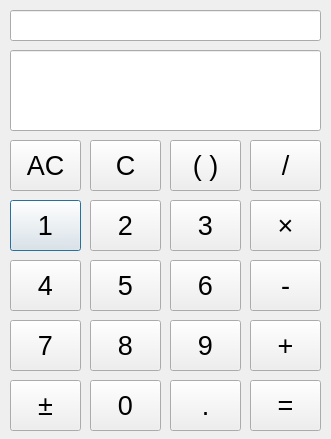
First picture: the form in src/calculator.ui, repository jinhyuk2me/pyqt-calculator, before the edit.
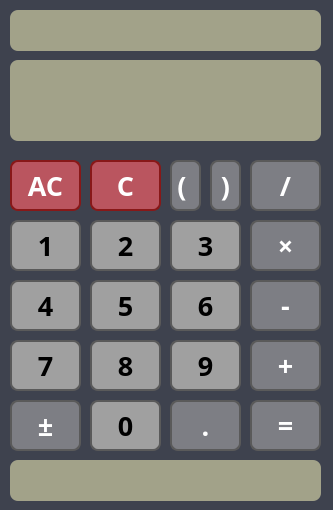
Second picture: the form after the edit.

Patch:
```diff
--- a/src/calculator.ui
+++ b/src/calculator.ui
@@ -6,43 +6,213 @@
    <rect>
     <x>0</x>
     <y>0</y>
-    <width>331</width>
-    <height>439</height>
+    <width>333</width>
+    <height>510</height>
    </rect>
   </property>
+  <property name="font">
+   <font>
+    <family>Noto Sans Math</family>
+    <weight>75</weight>
+    <bold>true</bold>
+   </font>
+  </property>
   <property name="windowTitle">
    <string>Calculator</string>
   </property>
+  <property name="styleSheet">
+   <string notr="true">QDialog {
+    background-color: #3E424E;
+}
+
+QLineEdit#lineEdit_2 {
+    background-color: #A2A289;
+    color: #222;
+    font-size: 11pt;
+    font-weight: bold;
+    font-family: &quot;Noto Sans Math Bold&quot;, monospace;
+    padding: 4px;
+    border: none;
+	border-radius: 8px;
+}
+
+
+QLineEdit#lineEdit {
+    background-color: #A2A289;
+    color: #222;
+    font-size: 18pt;
+    font-weight: bold;
+    font-family: &quot;Noto Sans Math Bold&quot;, monospace;
+    padding: 4px;
+    border: none;
+	border-radius: 8px;
+}
+
+QTextBrowser {
+    background-color: #A2A289;
+    color: #222;
+    font-size: 8pt;
+    font-weight: bold;
+    font-family: &quot;Noto Sans Math Bold&quot;, monospace;
+    padding: 4px;
+    border: none;
+	border-radius: 8px;
+}
+
+
+/* 모든 QPushButton 공통 스타일 */
+QPushButton {
+    border: 2px solid #5a5a5a;
+    border-radius: 8px;
+    padding: 4px;
+}
+
+/* 숫자 버튼 */
+QPushButton#pushButton_0, QPushButton#pushButton_1, QPushButton#pushButton_2,
+QPushButton#pushButton_3, QPushButton#pushButton_4, QPushButton#pushButton_5,
+QPushButton#pushButton_6, QPushButton#pushButton_7, QPushButton#pushButton_8,
+QPushButton#pushButton_9 {
+    background-color: #A0A0A0;
+    color: black;
+    font-size: 20pt;
+    font-weight: bold;
+    border-radius: 8px;
+    border: 2px solid #5a5a5a;
+    padding: 4px;
+}
+
+QPushButton#pushButton_0:hover, QPushButton#pushButton_1:hover,
+QPushButton#pushButton_2:hover, QPushButton#pushButton_3:hover,
+QPushButton#pushButton_4:hover, QPushButton#pushButton_5:hover,
+QPushButton#pushButton_6:hover, QPushButton#pushButton_7:hover,
+QPushButton#pushButton_8:hover, QPushButton#pushButton_9:hover {
+    background-color: #B0B0B0;
+}
+
+QPushButton#pushButton_0:pressed, QPushButton#pushButton_1:pressed,
+QPushButton#pushButton_2:pressed, QPushButton#pushButton_3:pressed,
+QPushButton#pushButton_4:pressed, QPushButton#pushButton_5:pressed,
+QPushButton#pushButton_6:pressed, QPushButton#pushButton_7:pressed,
+QPushButton#pushButton_8:pressed, QPushButton#pushButton_9:pressed {
+    background-color: #888888;
+    padding-top: 6px;
+    padding-left: 4px;
+}
+
+
+/* 특수 기능 버튼 */
+QPushButton#pushButton_point, QPushButton#pushButton_sign,
+QPushButton#pushButton_lparen, QPushButton#pushButton_rparen {
+    background-color: #7D7E84;
+    color: white;
+    font-size: 20pt;
+    font-weight: bold;
+    border-radius: 8px;
+    border: 2px solid #5a5a5a;
+    padding: 4px;
+}
+
+QPushButton#pushButton_point:hover, QPushButton#pushButton_sign:hover,
+QPushButton#pushButton_lparen:hover, QPushButton#pushButton_rparen:hover {
+    background-color: #8E8F95;
+}
+
+QPushButton#pushButton_point:pressed, QPushButton#pushButton_sign:pressed,
+QPushButton#pushButton_lparen:pressed, QPushButton#pushButton_rparen:pressed {
+    background-color: #5C5D61;
+    padding-top: 6px;
+    padding-left: 4px;
+}
+
+
+/* 연산자 버튼 */
+QPushButton#pushButton_add, QPushButton#pushButton_sub,
+QPushButton#pushButton_mul, QPushButton#pushButton_div, QPushButton#pushButton_equal {
+    background-color: #7D7E84;
+    color: white;
+    font-size: 20pt;
+    font-weight: bold;
+    border-radius: 8px;
+    border: 2px solid #5a5a5a;
+    padding: 4px;
+}
+
+QPushButton#pushButton_add:hover, QPushButton#pushButton_sub:hover,
+QPushButton#pushButton_mul:hover, QPushButton#pushButton_div:hover,
+QPushButton#pushButton_equal:hover {
+    background-color: #8E8F95;
+}
+
+QPushButton#pushButton_add:pressed, QPushButton#pushButton_sub:pressed,
+QPushButton#pushButton_mul:pressed, QPushButton#pushButton_div:pressed,
+QPushButton#pushButton_equal:pressed {
+    background-color: #5C5D61;
+    padding-top: 6px;
+    padding-left: 4px;
+}
+
+
+/* AC, C 버튼 – 기존 색 유지 + 입체감 적용 */
+QPushButton#pushButton_AC, QPushButton#pushButton_C {
+    background-color: #BA555F;
+    color: white;
+    font-weight: bold;
+    font-size: 20pt;
+    border-radius: 8px;
+    border: 2px solid #881818;
+    padding: 4px;
+}
+
+QPushButton#pushButton_AC:hover, QPushButton#pushButton_C:hover {
+    background-color: #C76670;
+}
+
+QPushButton#pushButton_AC:pressed, QPushButton#pushButton_C:pressed {
+    background-color: #98313C;
+    padding-top: 6px;
+    padding-left: 4px;
+}
+</string>
+  </property>
   <widget class="QLineEdit" name="lineEdit">
    <property name="geometry">
     <rect>
      <x>10</x>
-     <y>50</y>
+     <y>60</y>
      <width>311</width>
      <height>81</height>
     </rect>
    </property>
    <property name="font">
     <font>
-     <pointsize>20</pointsize>
+     <family>Noto Sans Math Bold</family>
+     <pointsize>18</pointsize>
+     <weight>75</weight>
+     <bold>true</bold>
     </font>
    </property>
    <property name="text">
     <string/>
    </property>
+   <property name="readOnly">
+    <bool>true</bool>
+   </property>
   </widget>
   <widget class="QPushButton" name="pushButton_1">
    <property name="geometry">
     <rect>
      <x>10</x>
-     <y>200</y>
+     <y>220</y>
      <width>71</width>
      <height>51</height>
     </rect>
    </property>
    <property name="font">
     <font>
+     <family>Ubuntu Sans</family>
      <pointsize>20</pointsize>
+     <weight>75</weight>
+     <bold>true</bold>
     </font>
    </property>
    <property name="text">
@@ -53,14 +223,17 @@
    <property name="geometry">
     <rect>
      <x>90</x>
-     <y>200</y>
+     <y>220</y>
      <width>71</width>
      <height>51</height>
     </rect>
    </property>
    <property name="font">
     <font>
+     <family>Ubuntu Sans</family>
      <pointsize>20</pointsize>
+     <weight>75</weight>
+     <bold>true</bold>
     </font>
    </property>
    <property name="text">
@@ -71,14 +244,17 @@
    <property name="geometry">
     <rect>
      <x>170</x>
-     <y>200</y>
+     <y>220</y>
      <width>71</width>
      <height>51</height>
     </rect>
    </property>
    <property name="font">
     <font>
+     <family>Ubuntu Sans</family>
      <pointsize>20</pointsize>
+     <weight>75</weight>
+     <bold>true</bold>
     </font>
    </property>
    <property name="text">
@@ -89,14 +265,17 @@
    <property name="geometry">
     <rect>
      <x>10</x>
-     <y>260</y>
+     <y>280</y>
      <width>71</width>
      <height>51</height>
     </rect>
    </property>
    <property name="font">
     <font>
+     <family>Ubuntu Sans</family>
      <pointsize>20</pointsize>
+     <weight>75</weight>
+     <bold>true</bold>
     </font>
    </property>
    <property name="text">
@@ -107,14 +286,17 @@
    <property name="geometry">
     <rect>
      <x>90</x>
-     <y>260</y>
+     <y>280</y>
      <width>71</width>
      <height>51</height>
     </rect>
    </property>
    <property name="font">
     <font>
+     <family>Ubuntu Sans</family>
      <pointsize>20</pointsize>
+     <weight>75</weight>
+     <bold>true</bold>
     </font>
    </property>
    <property name="text">
@@ -125,14 +307,17 @@
    <property name="geometry">
     <rect>
      <x>170</x>
-     <y>260</y>
+     <y>280</y>
      <width>71</width>
      <height>51</height>
     </rect>
    </property>
    <property name="font">
     <font>
+     <family>Ubuntu Sans</family>
      <pointsize>20</pointsize>
+     <weight>75</weight>
+     <bold>true</bold>
     </font>
    </property>
    <property name="text">
@@ -143,14 +328,17 @@
    <property name="geometry">
     <rect>
      <x>10</x>
-     <y>320</y>
+     <y>340</y>
      <width>71</width>
      <height>51</height>
     </rect>
    </property>
    <property name="font">
     <font>
+     <family>Ubuntu Sans</family>
      <pointsize>20</pointsize>
+     <weight>75</weight>
+     <bold>true</bold>
     </font>
    </property>
    <property name="text">
@@ -161,14 +349,17 @@
    <property name="geometry">
     <rect>
      <x>90</x>
-     <y>320</y>
+     <y>340</y>
      <width>71</width>
      <height>51</height>
     </rect>
    </property>
    <property name="font">
     <font>
+     <family>Ubuntu Sans</family>
      <pointsize>20</pointsize>
+     <weight>75</weight>
+     <bold>true</bold>
     </font>
    </property>
    <property name="text">
@@ -179,14 +370,17 @@
    <property name="geometry">
     <rect>
      <x>170</x>
-     <y>320</y>
+     <y>340</y>
      <width>71</width>
      <height>51</height>
     </rect>
    </property>
    <property name="font">
     <font>
+     <family>Ubuntu Sans</family>
      <pointsize>20</pointsize>
+     <weight>75</weight>
+     <bold>true</bold>
     </font>
    </property>
    <property name="text">
@@ -197,50 +391,59 @@
    <property name="geometry">
     <rect>
      <x>90</x>
-     <y>380</y>
+     <y>400</y>
      <width>71</width>
      <height>51</height>
     </rect>
    </property>
    <property name="font">
     <font>
+     <family>Ubuntu Sans</family>
      <pointsize>20</pointsize>
+     <weight>75</weight>
+     <bold>true</bold>
     </font>
    </property>
    <property name="text">
     <string>0</string>
    </property>
   </widget>
-  <widget class="QPushButton" name="pushButton_paren">
+  <widget class="QPushButton" name="pushButton_lparen">
    <property name="geometry">
     <rect>
      <x>170</x>
-     <y>140</y>
-     <width>71</width>
+     <y>160</y>
+     <width>31</width>
      <height>51</height>
     </rect>
    </property>
    <property name="font">
     <font>
+     <family>Ubuntu Sans</family>
      <pointsize>20</pointsize>
+     <weight>75</weight>
+     <bold>true</bold>
     </font>
    </property>
    <property name="text">
-    <string>( )</string>
+    <string>( </string>
    </property>
   </widget>
   <widget class="QPushButton" name="pushButton_div">
    <property name="geometry">
     <rect>
      <x>250</x>
-     <y>140</y>
+     <y>160</y>
      <width>71</width>
      <height>51</height>
     </rect>
    </property>
    <property name="font">
     <font>
+     <family>Ubuntu Sans</family>
      <pointsize>20</pointsize>
+     <weight>75</weight>
+     <bold>true</bold>
     </font>
    </property>
    <property name="text">
@@ -251,14 +454,17 @@
    <property name="geometry">
     <rect>
      <x>250</x>
-     <y>200</y>
+     <y>220</y>
      <width>71</width>
      <height>51</height>
     </rect>
    </property>
    <property name="font">
     <font>
+     <family>Ubuntu Sans</family>
      <pointsize>20</pointsize>
+     <weight>75</weight>
+     <bold>true</bold>
     </font>
    </property>
    <property name="text">
@@ -269,14 +475,17 @@
    <property name="geometry">
     <rect>
      <x>250</x>
-     <y>260</y>
+     <y>280</y>
      <width>71</width>
      <height>51</height>
     </rect>
    </property>
    <property name="font">
     <font>
+     <family>Ubuntu Sans</family>
      <pointsize>20</pointsize>
+     <weight>75</weight>
+     <bold>true</bold>
     </font>
    </property>
    <property name="text">
@@ -287,14 +496,17 @@
    <property name="geometry">
     <rect>
      <x>250</x>
-     <y>320</y>
+     <y>340</y>
      <width>71</width>
      <height>51</height>
     </rect>
    </property>
    <property name="font">
     <font>
+     <family>Ubuntu Sans</family>
      <pointsize>20</pointsize>
+     <weight>75</weight>
+     <bold>true</bold>
     </font>
    </property>
    <property name="text">
@@ -305,14 +517,17 @@
    <property name="geometry">
     <rect>
      <x>170</x>
-     <y>380</y>
+     <y>400</y>
      <width>71</width>
      <height>51</height>
     </rect>
    </property>
    <property name="font">
     <font>
+     <family>Ubuntu Sans</family>
      <pointsize>20</pointsize>
+     <weight>75</weight>
+     <bold>true</bold>
     </font>
    </property>
    <property name="text">
@@ -323,14 +538,17 @@
    <property name="geometry">
     <rect>
      <x>250</x>
-     <y>380</y>
+     <y>400</y>
      <width>71</width>
      <height>51</height>
     </rect>
    </property>
    <property name="font">
     <font>
+     <family>Ubuntu Sans</family>
      <pointsize>20</pointsize>
+     <weight>75</weight>
+     <bold>true</bold>
     </font>
    </property>
    <property name="text">
@@ -341,14 +559,17 @@
    <property name="geometry">
     <rect>
      <x>10</x>
-     <y>140</y>
+     <y>160</y>
      <width>71</width>
      <height>51</height>
     </rect>
    </property>
    <property name="font">
     <font>
+     <family>Ubuntu Sans</family>
      <pointsize>20</pointsize>
+     <weight>75</weight>
+     <bold>true</bold>
     </font>
    </property>
    <property name="text">
@@ -359,14 +580,17 @@
    <property name="geometry">
     <rect>
      <x>90</x>
-     <y>140</y>
+     <y>160</y>
      <width>71</width>
      <height>51</height>
     </rect>
    </property>
    <property name="font">
     <font>
+     <family>Ubuntu Sans</family>
      <pointsize>20</pointsize>
+     <weight>75</weight>
+     <bold>true</bold>
     </font>
    </property>
    <property name="text">
@@ -377,14 +601,17 @@
    <property name="geometry">
     <rect>
      <x>10</x>
-     <y>380</y>
+     <y>400</y>
      <width>71</width>
      <height>51</height>
     </rect>
    </property>
    <property name="font">
     <font>
+     <family>Ubuntu Sans</family>
      <pointsize>20</pointsize>
+     <weight>75</weight>
+     <bold>true</bold>
     </font>
    </property>
    <property name="text">
@@ -397,8 +624,53 @@
      <x>10</x>
      <y>10</y>
      <width>311</width>
-     <height>31</height>
+     <height>41</height>
     </rect>
+   </property>
+   <property name="text">
+    <string/>
+   </property>
+   <property name="readOnly">
+    <bool>true</bool>
+   </property>
+  </widget>
+  <widget class="QPushButton" name="pushButton_rparen">
+   <property name="geometry">
+    <rect>
+     <x>210</x>
+     <y>160</y>
+     <width>31</width>
+     <height>51</height>
+    </rect>
+   </property>
+   <property name="font">
+    <font>
+     <family>Ubuntu Sans</family>
+     <pointsize>20</pointsize>
+     <weight>75</weight>
+     <bold>true</bold>
+    </font>
+   </property>
+   <property name="text">
+    <string>)</string>
+   </property>
+  </widget>
+  <widget class="QTextBrowser" name="textBrowser">
+   <property name="geometry">
+    <rect>
+     <x>10</x>
+     <y>460</y>
+     <width>311</width>
+     <height>41</height>
+    </rect>
+   </property>
+   <property name="font">
+    <font>
+     <family>Noto Sans Math Bold</family>
+     <pointsize>8</pointsize>
+     <weight>75</weight>
+     <bold>true</bold>
+    </font>
    </property>
   </widget>
  </widget>
```
